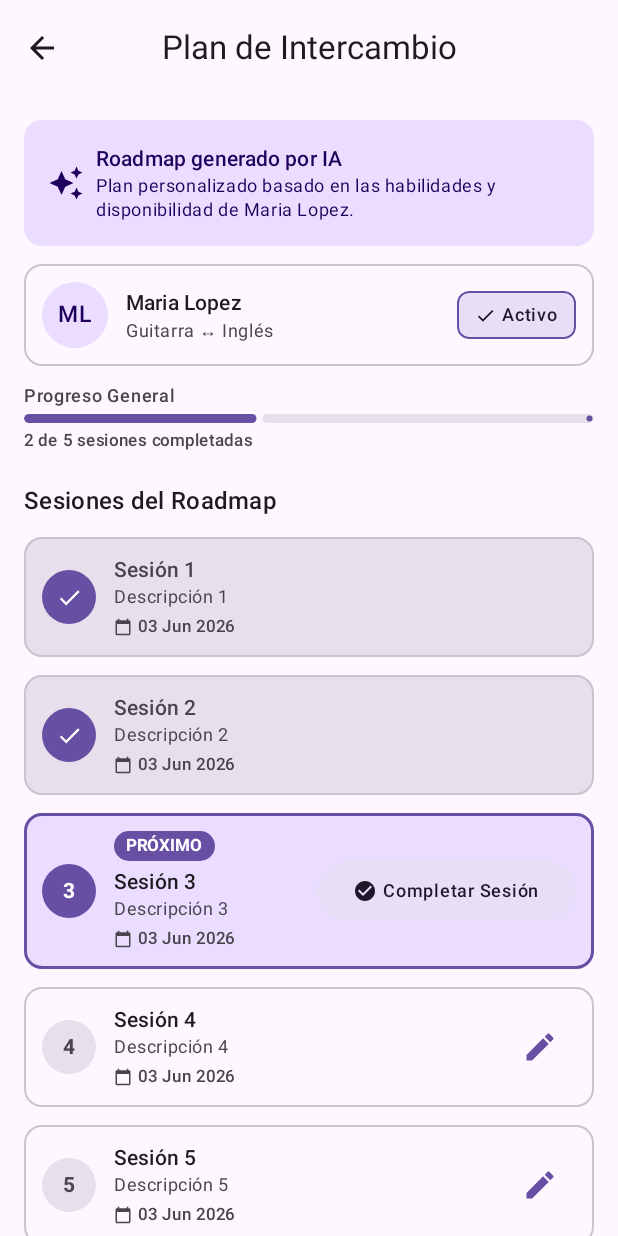
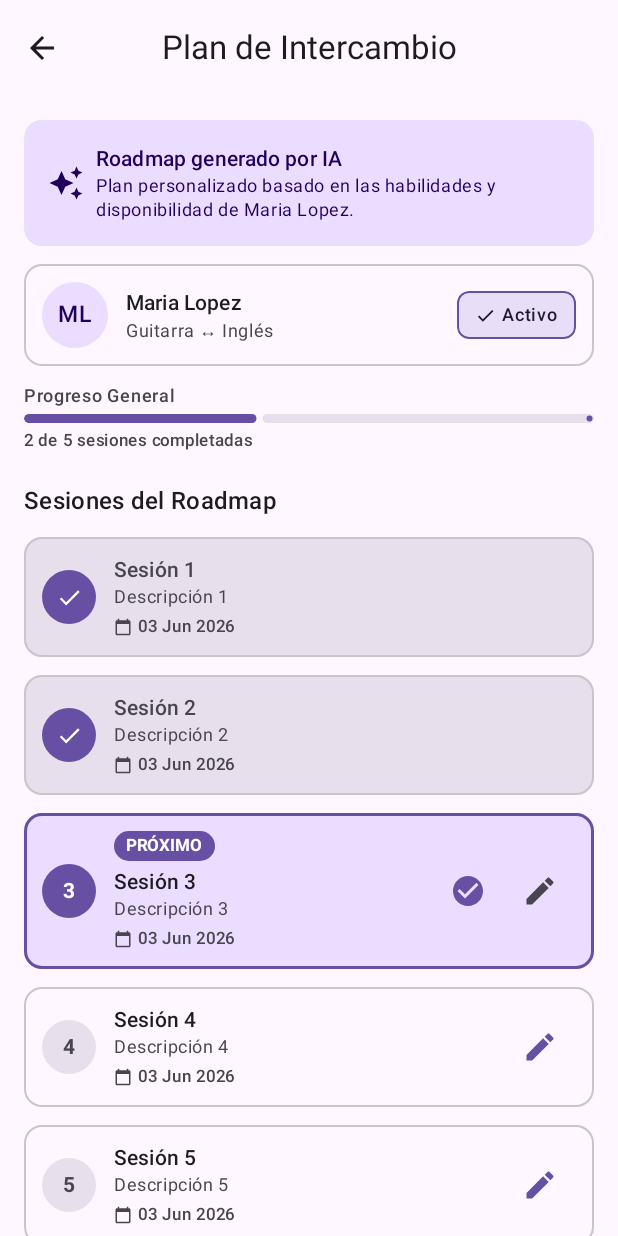
Before and after one commit to yassir2804/dexter, an Android app built with Jetpack Compose: the @Preview function PlanSuccessPreview, on a phone screen of 412 x 824 dp. Run offline under Robolectric (Android 15) with nearby library versions, the phone set to English and light mode, and no system bars; our stand-ins replace Dagger/Hilt's generated code; network calls fail; pictures from the network do not load.

Commit message:
Fix visual en completar sesion

```diff
--- a/android/app/src/main/java/com/dexter/app/presentation/ui/components/PlanSessionItem.kt
+++ b/android/app/src/main/java/com/dexter/app/presentation/ui/components/PlanSessionItem.kt
@@ -19,7 +19,6 @@ import androidx.compose.material.icons.filled.CalendarToday
 import androidx.compose.material.icons.filled.Check
 import androidx.compose.material.icons.filled.CheckCircle
 import androidx.compose.material.icons.filled.Edit
-import androidx.compose.material3.FilledTonalButton
 import androidx.compose.material3.Icon
 import androidx.compose.material3.IconButton
 import androidx.compose.material3.MaterialTheme
@@ -124,29 +123,21 @@ fun PlanSessionItem(
             }
             if (!completed) {
                 if (isNext) {
-                    FilledTonalButton(
-                        onClick = onComplete,
-                        shape = RoundedCornerShape(50)
-                    ) {
+                    IconButton(onClick = onComplete) {
                         Icon(
                             imageVector = Icons.Default.CheckCircle,
-                            contentDescription = null,
-                            modifier = Modifier.size(16.dp)
-                        )
-                        Spacer(Modifier.width(4.dp))
-                        Text(
-                            text = stringResource(R.string.plan_complete_session),
-                            style = MaterialTheme.typography.labelMedium
-                        )
-                    }
-                } else {
-                    IconButton(onClick = onEdit) {
-                        Icon(
-                            imageVector = Icons.Default.Edit,
-                            contentDescription = null,
+                            contentDescription = stringResource(R.string.plan_complete_session),
                             tint = MaterialTheme.colorScheme.primary
                         )
                     }
+                }
+                IconButton(onClick = onEdit) {
+                    Icon(
+                        imageVector = Icons.Default.Edit,
+                        contentDescription = null,
+                        tint = if (isNext) MaterialTheme.colorScheme.onSurfaceVariant
+                        else MaterialTheme.colorScheme.primary
+                    )
                 }
             }
         }
```
